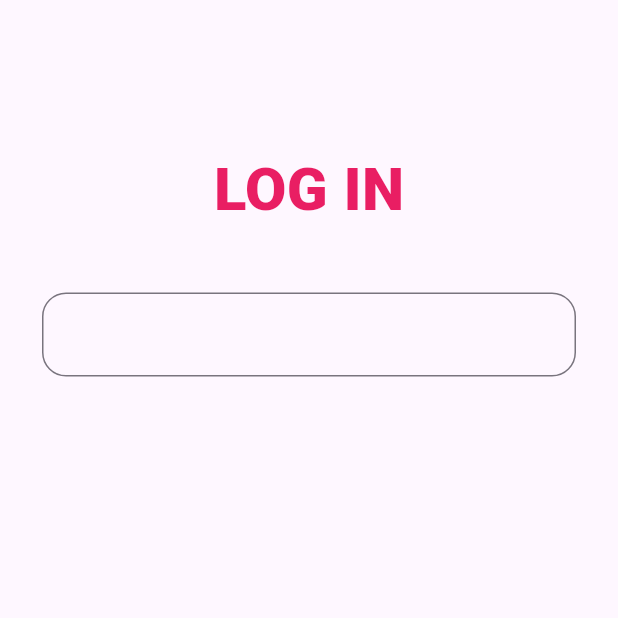
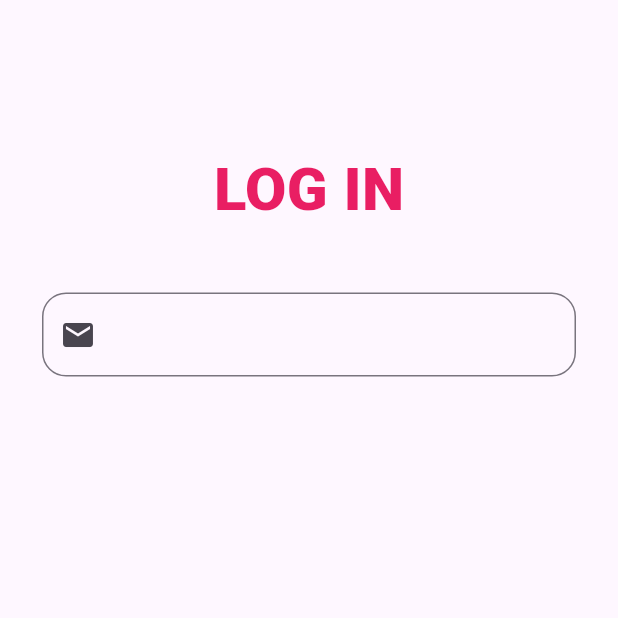
Before and after one commit to sohasara/E-Commerce-App, a Flutter app: the screen it shows after launch, on a phone screen of 412 x 824 dp, the top half of it. Run offline on Flutter 3.47's test engine with Material 3 defaults, Android fonts, the phone set to English and light mode, and no system bars.

Commit message:
add icon

```diff
--- a/lib/feature/presentation/pages/log_in.dart
+++ b/lib/feature/presentation/pages/log_in.dart
@@ -26,7 +26,9 @@ class LogIn extends StatelessWidget {
               SizedBox(
                 height: 40,
               ),
-              MyTextFeild()
+              MyTextFeild(
+                icon: Icon(Icons.email),
+              )
             ],
           ),
         ),
--- a/lib/feature/presentation/widgets/text_field.dart
+++ b/lib/feature/presentation/widgets/text_field.dart
@@ -1,7 +1,8 @@
 import 'package:flutter/material.dart';
 
 class MyTextFeild extends StatelessWidget {
-  const MyTextFeild({super.key});
+  final Icon icon;
+  const MyTextFeild({super.key, required this.icon});
 
   @override
   Widget build(BuildContext context) {
@@ -12,9 +13,11 @@ class MyTextFeild extends StatelessWidget {
       ),
       child: TextField(
         decoration: InputDecoration(
-            border: OutlineInputBorder(
-          borderRadius: BorderRadius.circular(16),
-        )),
+          prefixIcon: icon,
+          border: OutlineInputBorder(
+            borderRadius: BorderRadius.circular(16),
+          ),
+        ),
       ),
     );
   }
```
